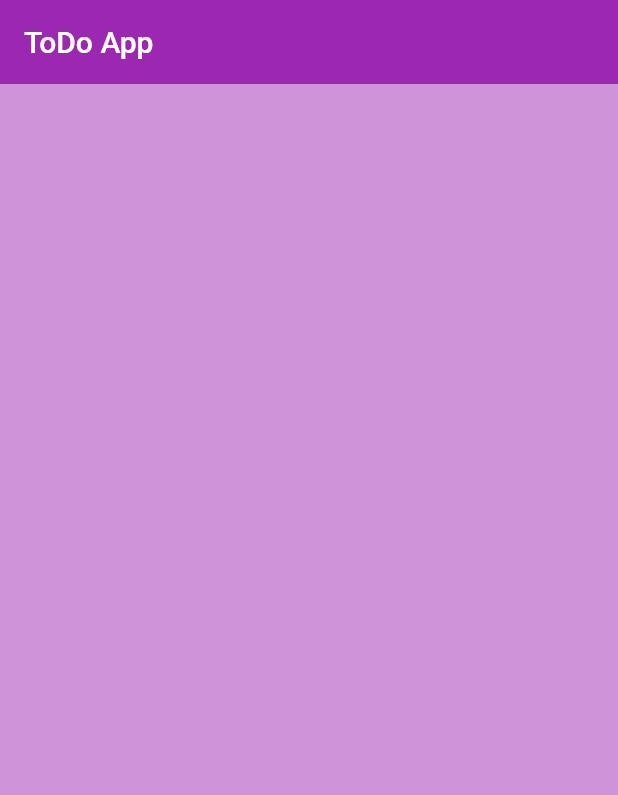
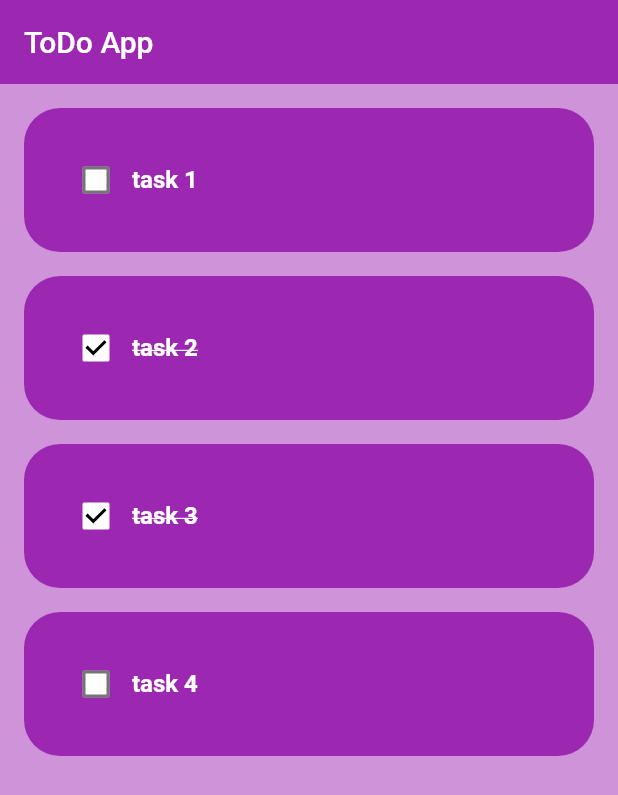
Before and after one commit to gustavomaes/flutter_todo, a Flutter app: the screen it shows after launch, on a phone screen of 412 x 824 dp. Shown: the top 795 px of the screen. Run offline on Flutter 3.47's test engine with Material 2 defaults, Android fonts, the phone set to English and light mode, and no system bars.

```diff
--- a/lib/screens/home_screen.dart
+++ b/lib/screens/home_screen.dart
@@ -1,4 +1,12 @@
 import 'package:flutter/material.dart';
+import 'package:todo_list/widgets/todo_tile.dart';
+
+class ToDo {
+  String name;
+  bool isCompleted;
+
+  ToDo({required this.name, required this.isCompleted});
+}
 
 class HomeScreen extends StatefulWidget {
   const HomeScreen({Key? key}) : super(key: key);
@@ -8,13 +16,33 @@ class HomeScreen extends StatefulWidget {
 }
 
 class _HomeScreenState extends State<HomeScreen> {
+  void onChange(bool? value, int index) {
+    setState(() {
+      todoList[index].isCompleted = !todoList[index].isCompleted;
+    });
+  }
+
+  List<ToDo> todoList = [
+    ToDo(name: 'task 1', isCompleted: false),
+    ToDo(name: 'task 2', isCompleted: true),
+    ToDo(name: 'task 3', isCompleted: true),
+    ToDo(name: 'task 4', isCompleted: false),
+  ];
+
   @override
   Widget build(BuildContext context) {
     return Scaffold(
       backgroundColor: Colors.purple[200],
       appBar: AppBar(
-        title: Text('ToDo App'),
+        title: const Text('ToDo App'),
         elevation: 0,
+      ),
+      body: ListView.builder(
+        itemCount: todoList.length,
+        itemBuilder: (context, index) => ToDoTile(
+            taskName: todoList[index].name,
+            isCompleted: todoList[index].isCompleted,
+            onChange: (value) => onChange(value, index)),
       ),
     );
   }
--- a/lib/widgets/todo_tile.dart
+++ b/lib/widgets/todo_tile.dart
@@ -24,17 +24,22 @@ class ToDoTile extends StatelessWidget {
           crossAxisAlignment: CrossAxisAlignment.center,
           children: [
             Checkbox(
-              value: true,
-              onChanged: (value) {},
-              activeColor: Colors.white,
+              value: isCompleted,
+              onChanged: onChange,
+              fillColor: MaterialStateProperty.all<Color>(Colors.white),
+              checkColor: Colors.black,
             ),
             Expanded(
               child: Text(
                 taskName,
-                style: const TextStyle(
-                    color: Colors.white,
-                    fontSize: 16,
-                    fontWeight: FontWeight.bold),
+                style: TextStyle(
+                  color: Colors.white,
+                  fontSize: 16,
+                  fontWeight: FontWeight.bold,
+                  decoration: isCompleted
+                      ? TextDecoration.lineThrough
+                      : TextDecoration.none,
+                ),
               ),
             )
           ],
```
